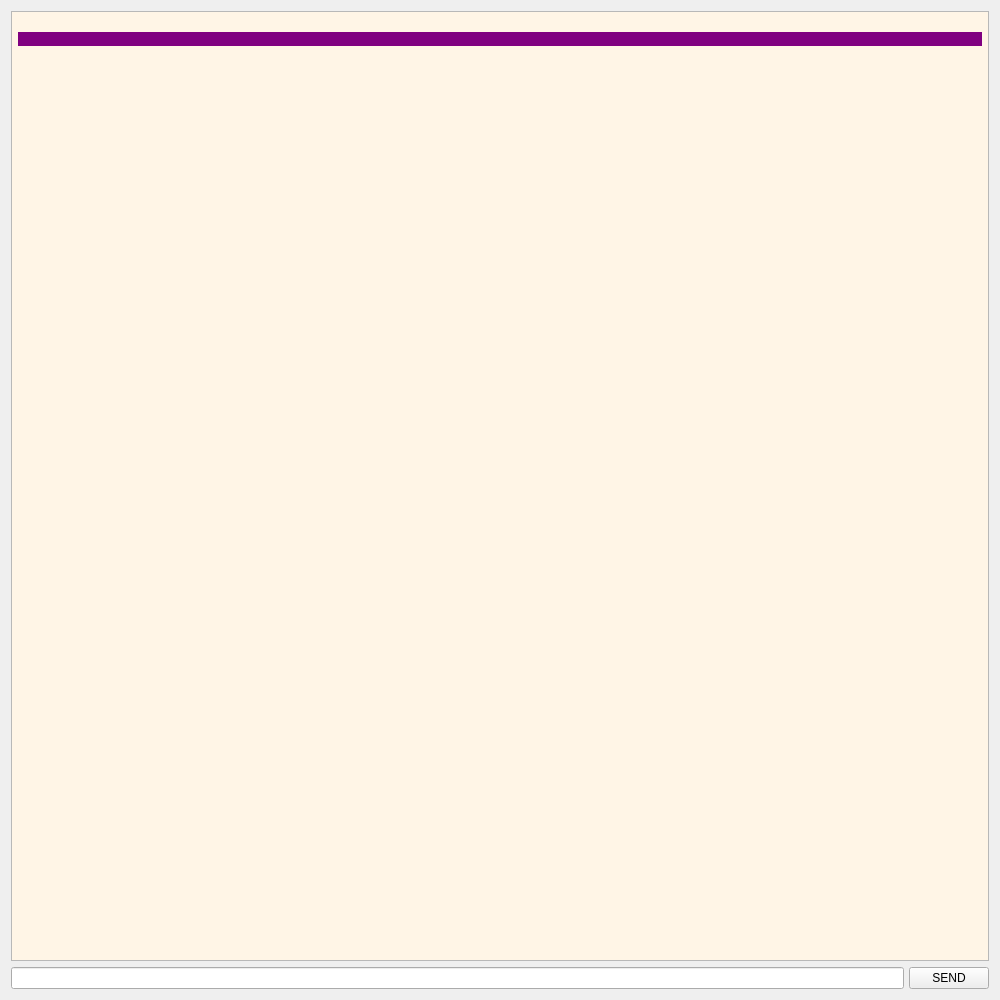
First picture: the form in client/ChatWindow.ui, repository arvindbis29/mantrana, before the edit.
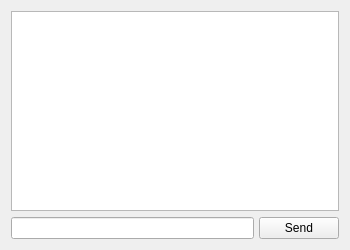
Second picture: the form after the edit. Icons and pictures are not drawn.

Commit message:
Revert "modifeud CHAT WINDOW UI"
This reverts commit 4807e5c2ef0a9c36200489e79ae625f3eadf1129.

The edit to the form file:
```diff
--- a/client/ChatWindow.ui
+++ b/client/ChatWindow.ui
@@ -6,14 +6,14 @@
    <rect>
     <x>0</x>
     <y>0</y>
-    <width>1000</width>
-    <height>1000</height>
+    <width>350</width>
+    <height>250</height>
    </rect>
   </property>
   <property name="minimumSize">
    <size>
-    <width>550</width>
-    <height>550</height>
+    <width>350</width>
+    <height>250</height>
    </size>
   </property>
   <property name="windowTitle">
@@ -28,15 +28,11 @@
     <item>
      <widget class="QTextBrowser" name="messages">
       <property name="html">
-       <string>
-
-            &lt;!DOCTYPE HTML PUBLIC &gt;
+       <string>&lt;!DOCTYPE HTML PUBLIC &quot;-//W3C//DTD HTML 4.0//EN&quot; &quot;http://www.w3.org/TR/REC-html40/strict.dtd&quot;&gt;
 &lt;html&gt;&lt;head&gt;&lt;meta name=&quot;qrichtext&quot; content=&quot;1&quot; /&gt;&lt;style type=&quot;text/css&quot;&gt;
 p, li { white-space: pre-wrap; }
-&lt;/style&gt;&lt;/head&gt;&lt;body style=&quot; background-color:#c5ffa1;font-family:'Noto Sans'; font-size:15pt; font-weight:400; font-style:normal; background-color:#fff5e6&quot;&gt;
-&lt;p style=&quot;-qt-paragraph-type:empty;border-style:solid;border-color:#4108ff; margin-top:2px; margin-bottom:2px; margin-left:2px; margin-right:2px; -qt-block-indent:0; text-indent:0px;border:1px solid #ffff00 ;background-color: #800080; border-radius: 25px; color: #ffffff;&quot;&gt;&lt;br /&gt;&lt;/p&gt;&lt;/body&gt;&lt;/html&gt;
-
-      </string>
+&lt;/style&gt;&lt;/head&gt;&lt;body style=&quot; font-family:'Noto Sans'; font-size:10pt; font-weight:400; font-style:normal;&quot;&gt;
+&lt;p style=&quot;-qt-paragraph-type:empty; margin-top:0px; margin-bottom:0px; margin-left:0px; margin-right:0px; -qt-block-indent:0; text-indent:0px;&quot;&gt;&lt;br /&gt;&lt;/p&gt;&lt;/body&gt;&lt;/html&gt;</string>
       </property>
      </widget>
     </item>
@@ -63,7 +59,7 @@
          </sizepolicy>
         </property>
         <property name="text">
-         <string>SEND</string>
+         <string>Send</string>
         </property>
        </widget>
       </item>
```
Left out of the diff: 8 changed lines with no effect on the pictures.
